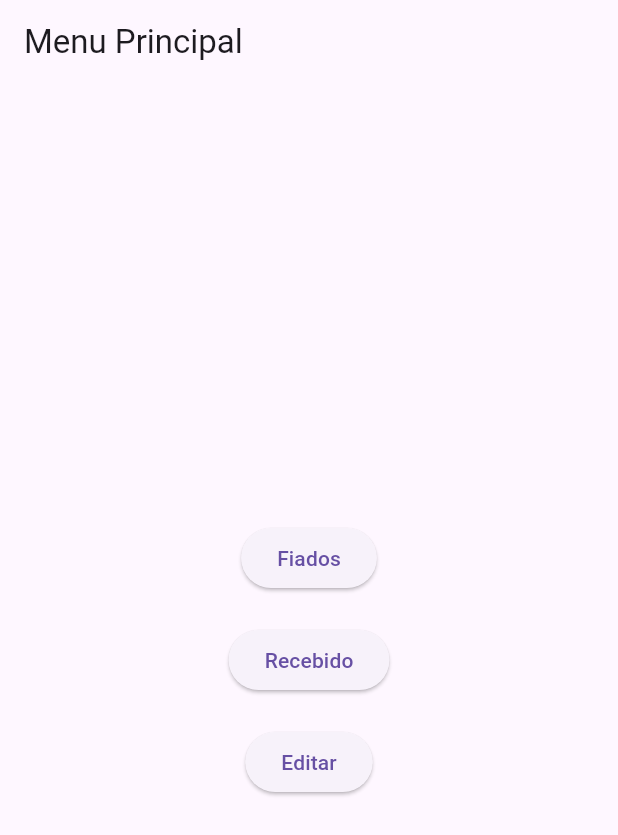
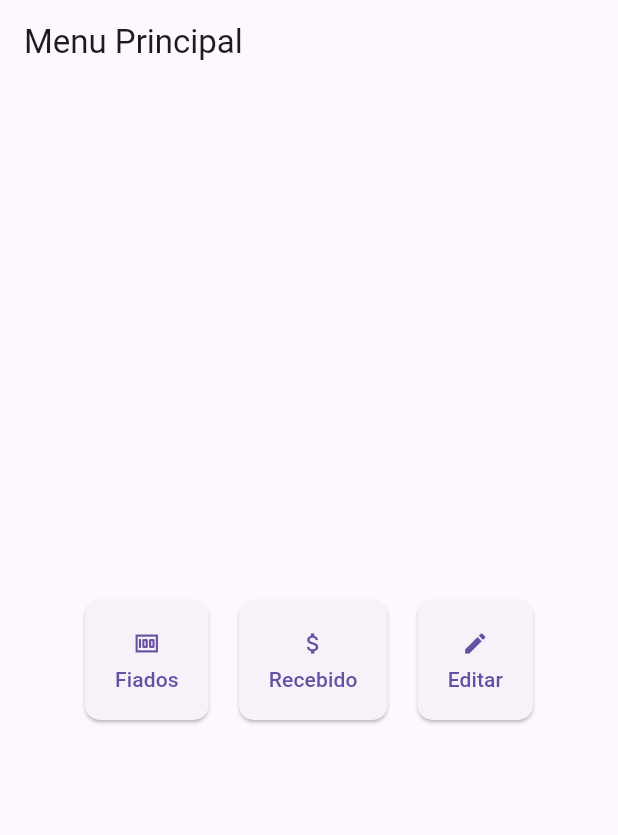
Before and after one commit to Limaivson/sales-control-flutter, a Flutter app: the screen it shows after launch, on a phone screen of 412 x 824 dp. Shown: the top 835 px of the screen. Run offline on Flutter 3.47's test engine with Material 3 defaults, Android fonts, the phone set to English and light mode, and no system bars.

Commit message:
feat-main

```diff
--- a/sales_control/lib/main.dart
+++ b/sales_control/lib/main.dart
@@ -1,11 +1,14 @@
 import 'package:flutter/material.dart';
+import 'package:sales_control/page/pageFiados.dart';
+import 'package:sales_control/page/pageRecebidos.dart';
 
 void main() {
-  runApp(MyApp());
+  runApp(const MyApp());
 }
 
-// ignore: use_key_in_widget_constructors
 class MyApp extends StatelessWidget {
+  const MyApp({super.key});
+
   @override
   Widget build(BuildContext context) {
     return const MaterialApp(
@@ -24,38 +27,29 @@ class HomeScreen extends StatelessWidget {
         title: const Text('Menu Principal'),
       ),
       body: Center(
-        child: Column(
+        child: Row(
           mainAxisAlignment: MainAxisAlignment.center,
           children: <Widget>[
-            ElevatedButton(
-              onPressed: () {
+            CustomButton(icon: Icons.money, text: 'Fiados', onPressed: () {
               Navigator.push(
                 context,
-                  MaterialPageRoute(builder: (context) => const FiadosScreen()),
+                MaterialPageRoute(builder: (context) => FiadosScreen()),
               );
-              },
-              child: const Text('Fiados'),
-            ),
-            const SizedBox(height: 20),
-            ElevatedButton(
-              onPressed: () {
+            }),
+            const SizedBox(width: 20),
+            CustomButton(icon: Icons.attach_money, text: 'Recebido', onPressed: () {
               Navigator.push(
                 context,
-                  MaterialPageRoute(builder: (context) => const RecebidoScreen()),
+                MaterialPageRoute(builder: (context) => const RecebidosScreen()),
               );
-              },
-              child: const Text('Recebido'),
-            ),
-            const SizedBox(height: 20),
-            ElevatedButton(
-              onPressed: () {
+            }),
+            const SizedBox(width: 20),
+            CustomButton(icon: Icons.edit, text: 'Editar', onPressed: () {
               Navigator.push(
                 context,
                 MaterialPageRoute(builder: (context) => const EditarScreen()),
               );
-              },
-              child: const Text('Editar'),
-            ),
+            }),
           ],
         ),
       ),
@@ -63,37 +57,68 @@ class HomeScreen extends StatelessWidget {
   }
 }
 
-class FiadosScreen extends StatelessWidget {
-  const FiadosScreen({super.key});
+class CustomButton extends StatelessWidget {
+  final IconData icon;
+  final String text;
+  final void Function() onPressed;
+
+  const CustomButton({super.key, required this.icon, required this.text, required this.onPressed});
 
   @override
   Widget build(BuildContext context) {
-    return Scaffold(
-      appBar: AppBar(
-        title: const Text('Tela de Fiados'),
+    return ElevatedButton(
+      onPressed: onPressed,
+      style: ElevatedButton.styleFrom(
+        minimumSize: const Size(20, 20), // Defina o tamanho mínimo aqui
+        maximumSize: const Size(100, 80), // Defina o tamanho máximo aqui
+        padding: const EdgeInsets.symmetric(horizontal: 20, vertical: 20),
+        shape: RoundedRectangleBorder(
+          borderRadius: BorderRadius.circular(10),
         ),
-      body: const Center(
-        child: Text('Conteúdo da Tela de Fiados'),
+      ),
+      child: Column(
+        mainAxisAlignment: MainAxisAlignment.center,
+        children: [
+          Icon(icon),
+          const SizedBox(height: 5),
+          Text(text),
+        ],
       ),
     );
   }
 }
 
-class RecebidoScreen extends StatelessWidget {
-  const RecebidoScreen({super.key});
+// class FiadosScreen extends StatelessWidget {
+//   const FiadosScreen({super.key});
 
-  @override
-  Widget build(BuildContext context) {
-    return Scaffold(
-      appBar: AppBar(
-        title: const Text('Tela de Recebido'),
-      ),
-      body: const Center(
-        child: Text('Conteúdo da Tela de Recebido'),
-      ),
-    );
-  }
-}
+//   @override
+//   Widget build(BuildContext context) {
+//     return Scaffold(
+//       appBar: AppBar(
+//         title: const Text('Tela de Fiados'),
+//       ),
+//       body: const Center(
+//         child: Text('Conteúdo da Tela de Fiados'),
+//       ),
+//     );
+//   }
+// }
+
+// class RecebidoScreen extends StatelessWidget {
+//   const RecebidoScreen({super.key});
+
+//   @override
+//   Widget build(BuildContext context) {
+//     return Scaffold(
+//       appBar: AppBar(
+//         title: const Text('Tela de Recebido'),
+//       ),
+//       body: const Center(
+//         child: Text('Conteúdo da Tela de Recebido'),
+//       ),
+//     );
+//   }
+// }
 
 class EditarScreen extends StatelessWidget {
   const EditarScreen({super.key});
```
Lines whose indentation alone changed are shown as unchanged.
